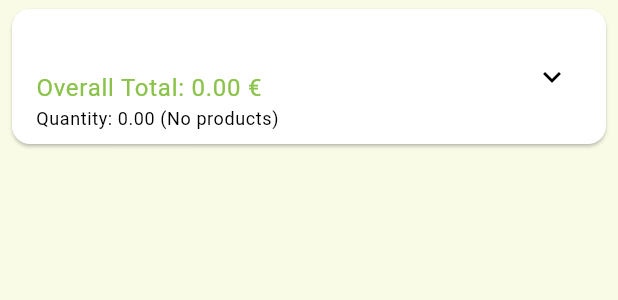
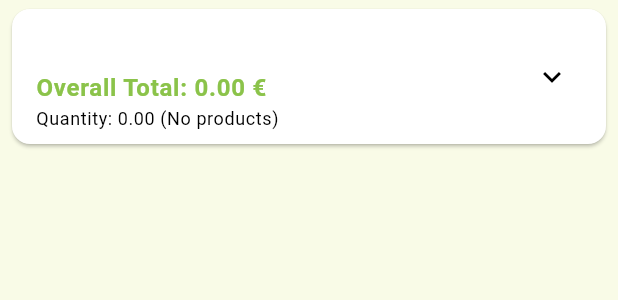
Before and after one commit to fsarta/glufri, a Flutter app: the _SearchedProductSummaryCard widget shown alone on an empty page, opened directly with empty values, on a phone screen of 412 x 824 dp. Shown: the top 300 px of the screen. Run offline on Flutter 3.47's test engine with Material 3 defaults, Android fonts, the phone set to English and light mode, and no system bars; our stand-ins replace badges, csv, firebase_auth, firebase_core, flutter_riverpod, google_mobile_ads and 9 more; missing offline and left inert: mobile_scanner; accounts and stored records are empty; network calls fail.

Commit message:
aggiunti prezzo unitario e quantità in fase di ricerca

```diff
--- a/lib/features/purchase/presentation/screens/purchase_history_screen.dart
+++ b/lib/features/purchase/presentation/screens/purchase_history_screen.dart
@@ -459,7 +459,6 @@ class _GroupHeader extends StatelessWidget {
   }
 }
 
-// --- AGGIUNGI QUESTO NUOVO WIDGET ALLA FINE DEL FILE ---
 class _SearchedProductSummaryCard extends StatelessWidget {
   final SearchedProductSummary summary;
   const _SearchedProductSummaryCard({required this.summary});
@@ -468,6 +467,10 @@ class _SearchedProductSummaryCard extends StatelessWidget {
   Widget build(BuildContext context) {
     final l10n = AppLocalizations.of(context)!;
     final theme = Theme.of(context);
+
+    // Determiniamo se si tratta di un singolo acquisto o di acquisti multipli
+    final isSinglePurchase = summary.purchaseCount == 1;
+    final singleItem = isSinglePurchase ? summary.items.first : null;
 
     return Card(
       margin: const EdgeInsets.symmetric(horizontal: 8, vertical: 6),
@@ -482,30 +485,83 @@ class _SearchedProductSummaryCard extends StatelessWidget {
               ),
             ),
             const SizedBox(height: 4),
+            if (isSinglePurchase && singleItem != null) ...[
+              // CASO 1: UN SINGOLO ACQUISTO
+              // Mostriamo Quantità x Prezzo Unitario = Subtotale
+              Text.rich(
+                TextSpan(
+                  style: theme.textTheme.bodyLarge?.copyWith(
+                    color: theme.colorScheme.primary,
+                  ),
+                  children: [
+                    TextSpan(
+                      text:
+                          '${singleItem.quantity.toString()} x ${singleItem.unitPrice.toStringAsFixed(2)} € = ',
+                    ),
+                    TextSpan(
+                      text: '${singleItem.subtotal.toStringAsFixed(2)} €',
+                      style: const TextStyle(fontWeight: FontWeight.bold),
+                    ),
+                  ],
+                ),
+              ),
+            ] else ...[
+              // CASO 2: ACQUISTI MULTIPLI
+              // Mostriamo il totale speso
               Text(
                 '${l10n.totalOverall}: ${summary.totalSpent.toStringAsFixed(2)} €',
                 style: theme.textTheme.bodyLarge?.copyWith(
                   color: theme.colorScheme.primary,
+                  fontWeight: FontWeight.bold,
                 ),
               ),
+            ],
+            if (!isSinglePurchase)
               Text(
                 '${l10n.quantity}: ${summary.totalQuantity.toStringAsFixed(2)} (${l10n.productsCount(summary.purchaseCount)})',
+                style: theme.textTheme.bodySmall,
+              )
+            else if (singleItem !=
+                null) // Se è un acquisto singolo, mostriamo dove
+              Text(
+                '${summary.purchaseContext[singleItem.id]?.store ?? l10n.genericPurchase} - ${DateFormat.yMd(l10n.localeName).format(summary.purchaseContext[singleItem.id]!.date)}',
                 style: theme.textTheme.bodySmall,
               ),
           ],
         ),
-        children: summary.items.map((item) {
+
+        // La parte espandibile (children) appare solo se ci sono acquisti multipli.
+        // Se c'è un solo acquisto, il titolo mostra già tutte le info.
+        children: isSinglePurchase
+            ? [] // Non mostrare nulla se l'acquisto è singolo
+            : summary.items.map((item) {
                 final purchase = summary.purchaseContext[item.id]!;
                 return ListTile(
                   title: Text('${purchase.store ?? l10n.genericPurchase}'),
                   subtitle: Text(
                     DateFormat.yMd(l10n.localeName).format(purchase.date),
                   ),
-            trailing: Text('${item.subtotal.toStringAsFixed(2)} €'),
+                  trailing: Text.rich(
+                    // Usiamo Text.rich anche qui per chiarezza
+                    TextSpan(
+                      style: theme.textTheme.bodyMedium,
+                      children: [
+                        TextSpan(
+                          text:
+                              '${item.quantity.toString()} x ${item.unitPrice.toStringAsFixed(2)} = ',
+                        ),
+                        TextSpan(
+                          text: '${item.subtotal.toStringAsFixed(2)} €',
+                          style: const TextStyle(fontWeight: FontWeight.bold),
+                        ),
+                      ],
+                    ),
+                  ),
                   onTap: () {
                     Navigator.of(context).push(
                       MaterialPageRoute(
-                  builder: (_) => PurchaseDetailScreen(purchaseId: purchase.id),
+                        builder: (_) =>
+                            PurchaseDetailScreen(purchaseId: purchase.id),
                       ),
                     );
                   },
```
Lines whose indentation alone changed are shown as unchanged.
